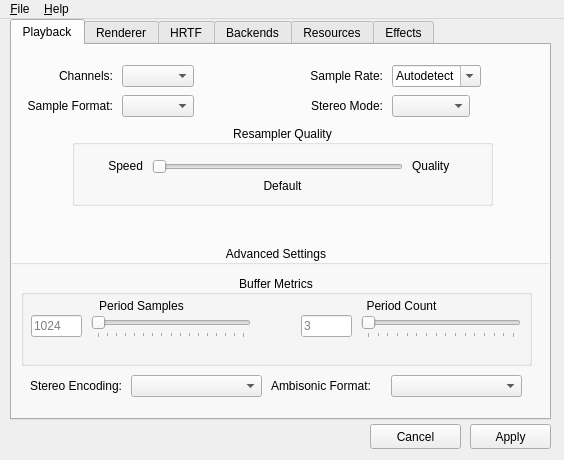
kcat/openal-soft, file utils/alsoft-config/mainwindow.ui: the form before one commit.
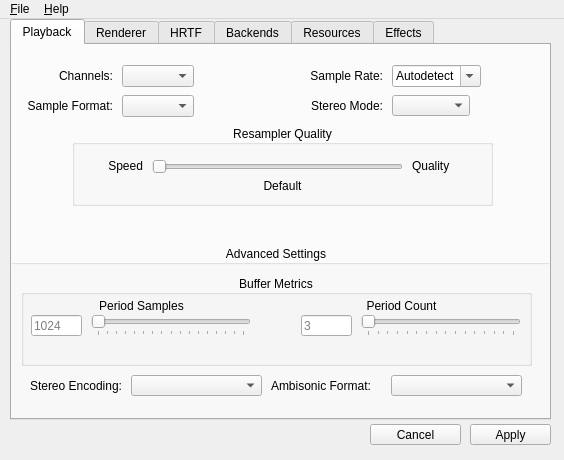
The form after the commit. The open tabs and pages were chosen to show the change. Icons and pictures are not drawn.

Commit message: Fix the height of some GUI widgets

The edit to the form file:
```diff
--- a/utils/alsoft-config/mainwindow.ui
+++ b/utils/alsoft-config/mainwindow.ui
@@ -31,7 +31,7 @@
       <x>470</x>
       <y>405</y>
       <width>81</width>
-      <height>25</height>
+      <height>21</height>
      </rect>
     </property>
     <property name="text">
@@ -226,7 +226,7 @@
         <x>380</x>
         <y>50</y>
         <width>78</width>
-        <height>22</height>
+        <height>21</height>
        </rect>
       </property>
       <property name="toolTip">
@@ -302,7 +302,7 @@
            <x>80</x>
            <y>20</y>
            <width>160</width>
-           <height>23</height>
+           <height>21</height>
           </rect>
          </property>
          <property name="minimum">
@@ -339,7 +339,7 @@
            <x>20</x>
            <y>20</y>
            <width>51</width>
-           <height>22</height>
+           <height>21</height>
           </rect>
          </property>
          <property name="placeholderText">
@@ -366,7 +366,7 @@
            <x>60</x>
            <y>20</y>
            <width>160</width>
-           <height>23</height>
+           <height>21</height>
           </rect>
          </property>
          <property name="minimum">
@@ -419,7 +419,7 @@
            <x>0</x>
            <y>20</y>
            <width>51</width>
-           <height>22</height>
+           <height>21</height>
           </rect>
          </property>
          <property name="placeholderText">
@@ -434,7 +434,7 @@
          <x>130</x>
          <y>130</y>
          <width>131</width>
-         <height>22</height>
+         <height>21</height>
         </rect>
        </property>
        <property name="toolTip">
@@ -482,7 +482,7 @@
          <x>390</x>
          <y>130</y>
          <width>131</width>
-         <height>22</height>
+         <height>21</height>
         </rect>
        </property>
       </widget>
@@ -2263,7 +2263,7 @@
       <x>370</x>
       <y>405</y>
       <width>91</width>
-      <height>25</height>
+      <height>21</height>
      </rect>
     </property>
     <property name="text">
```
Left out of the diff: 30 changed lines with no effect on the pictures.
